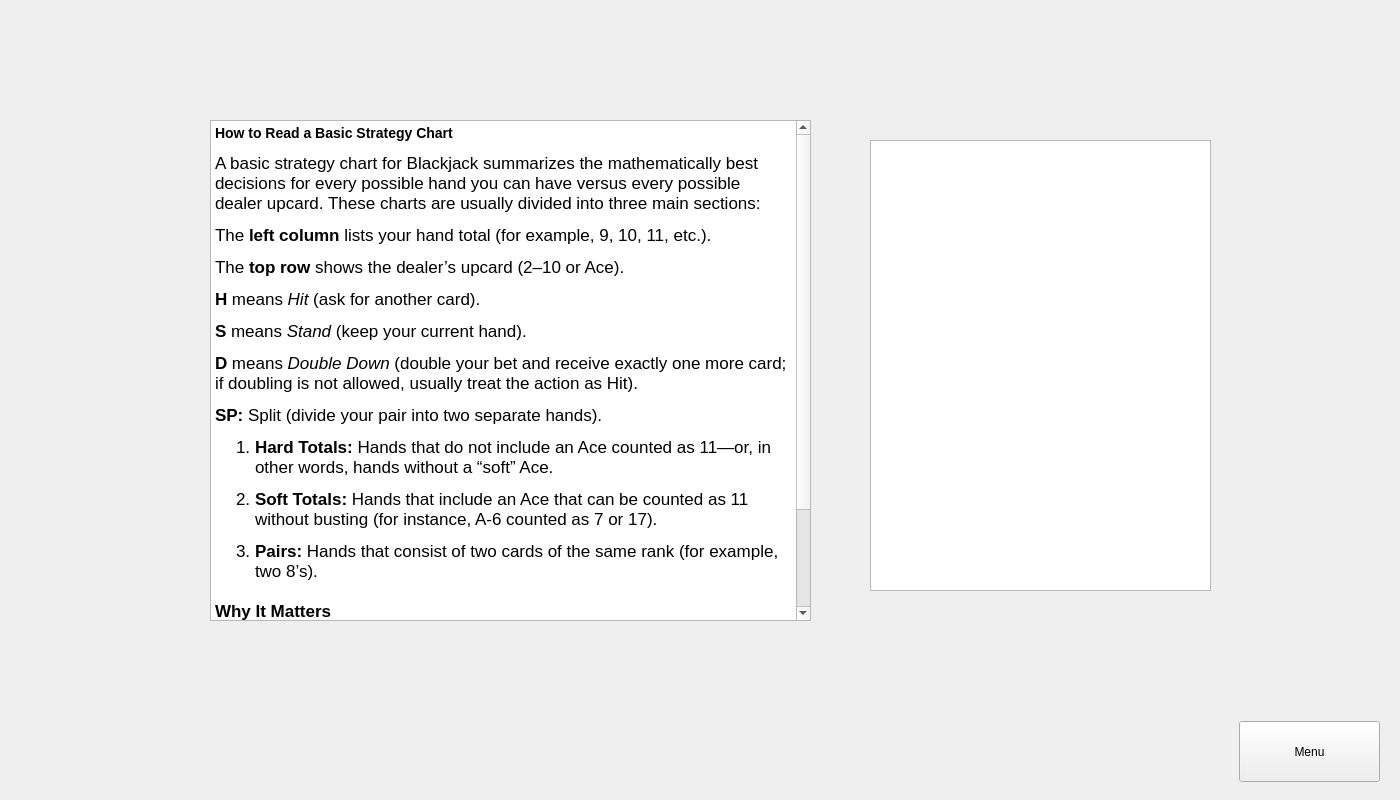
CalebStandfield/full-blackjack-game-engine-with-UI, file CardCounter/mainwindow.ui: the form before one commit.
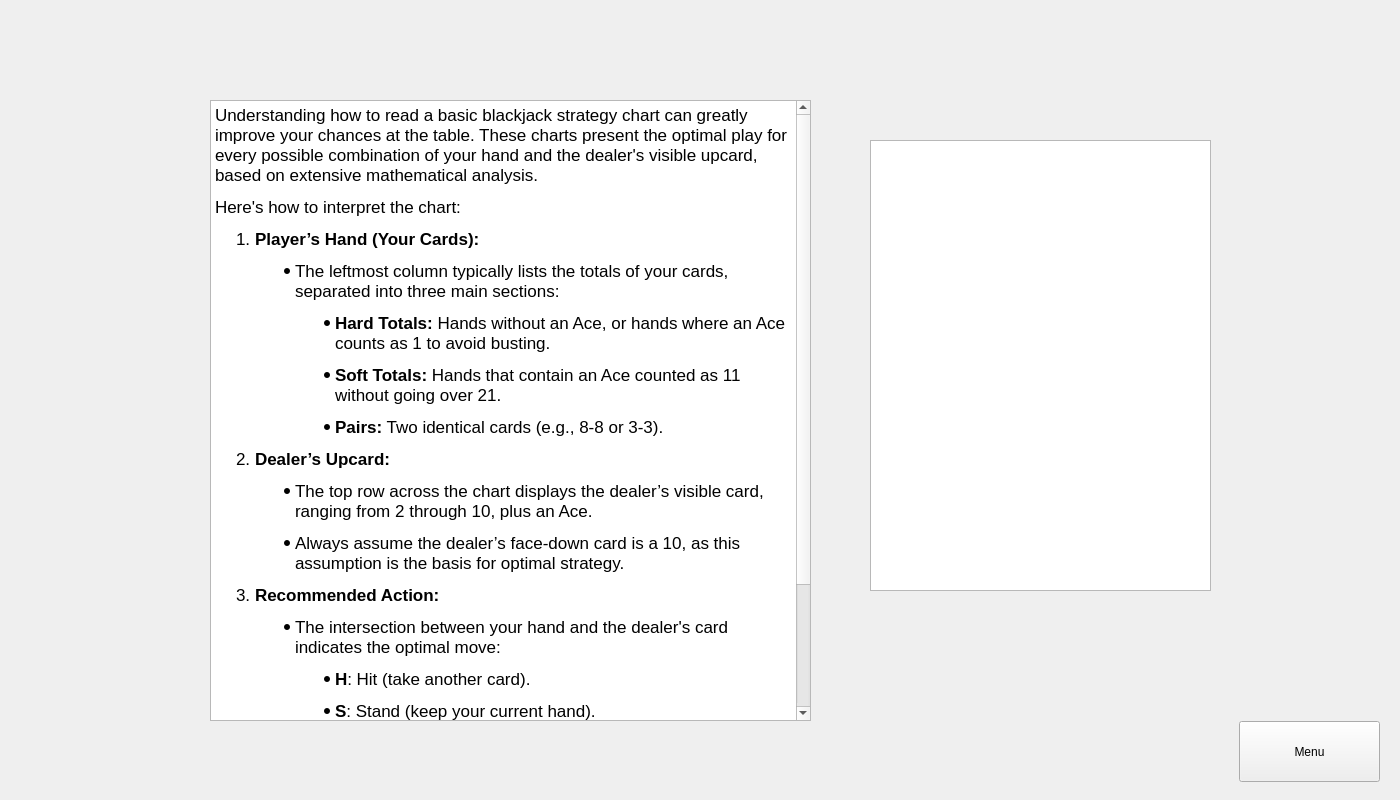
The form after the commit. The open tabs and pages were chosen to show the change.

Commit message: Updated the chart descriptions

```diff
--- a/CardCounter/mainwindow.ui
+++ b/CardCounter/mainwindow.ui
@@ -1078,9 +1078,9 @@
       <property name="geometry">
        <rect>
         <x>210</x>
-        <y>120</y>
+        <y>100</y>
         <width>601</width>
-        <height>501</height>
+        <height>621</height>
        </rect>
       </property>
       <property name="html">
@@ -1090,23 +1090,30 @@
 hr { height: 1px; border-width: 0; }
 li.unchecked::marker { content: &quot;\2610&quot;; }
 li.checked::marker { content: &quot;\2612&quot;; }
-&lt;/style&gt;&lt;/head&gt;&lt;body style=&quot; font-family:'Segoe UI'; font-size:9pt; font-weight:400; font-style:normal;&quot;&gt;
-&lt;h3 style=&quot; margin-top:14px; margin-bottom:12px; margin-left:0px; margin-right:0px; -qt-block-indent:0; text-indent:0px;&quot;&gt;&lt;span style=&quot; font-family:'.AppleSystemUIFont'; font-size:13pt; font-weight:700;&quot;&gt;How to Read a Basic Strategy Chart&lt;/span&gt;&lt;/h3&gt;
-&lt;p style=&quot; margin-top:12px; margin-bottom:12px; margin-left:0px; margin-right:0px; -qt-block-indent:0; text-indent:0px;&quot;&gt;&lt;span style=&quot; font-family:'.AppleSystemUIFont'; font-size:13pt;&quot;&gt;A basic strategy chart for Blackjack summarizes the mathematically best decisions for every possible hand you can have versus every possible dealer upcard. These charts are usually divided into three main sections:&lt;/span&gt;&lt;/p&gt;
-&lt;p style=&quot; margin-top:12px; margin-bottom:12px; margin-left:0px; margin-right:0px; -qt-block-indent:0; text-indent:0px;&quot;&gt;&lt;span style=&quot; font-family:'.AppleSystemUIFont'; font-size:13pt;&quot;&gt;The &lt;/span&gt;&lt;span style=&quot; font-family:'.AppleSystemUIFont'; font-size:13pt; font-weight:700;&quot;&gt;left column&lt;/span&gt;&lt;span style=&quot; font-family:'.AppleSystemUIFont'; font-size:13pt;&quot;&gt; lists your hand total (for example, 9, 10, 11, etc.).&lt;/span&gt;&lt;/p&gt;
-&lt;p style=&quot; margin-top:12px; margin-bottom:12px; margin-left:0px; margin-right:0px; -qt-block-indent:0; text-indent:0px;&quot;&gt;&lt;span style=&quot; font-family:'.AppleSystemUIFont'; font-size:13pt;&quot;&gt;The &lt;/span&gt;&lt;span style=&quot; font-family:'.AppleSystemUIFont'; font-size:13pt; font-weight:700;&quot;&gt;top row&lt;/span&gt;&lt;span style=&quot; font-family:'.AppleSystemUIFont'; font-size:13pt;&quot;&gt; shows the dealer’s upcard (2–10 or Ace).&lt;/span&gt;&lt;/p&gt;
-&lt;p style=&quot; margin-top:12px; margin-bottom:12px; margin-left:0px; margin-right:0px; -qt-block-indent:0; text-indent:0px;&quot;&gt;&lt;span style=&quot; font-family:'.AppleSystemUIFont'; font-size:13pt; font-weight:700;&quot;&gt;H&lt;/span&gt;&lt;span style=&quot; font-family:'.AppleSystemUIFont'; font-size:13pt;&quot;&gt; means &lt;/span&gt;&lt;span style=&quot; font-family:'.AppleSystemUIFont'; font-size:13pt; font-style:italic;&quot;&gt;Hit&lt;/span&gt;&lt;span style=&quot; font-family:'.AppleSystemUIFont'; font-size:13pt;&quot;&gt; (ask for another card).&lt;/span&gt;&lt;/p&gt;
-&lt;p style=&quot; margin-top:12px; margin-bottom:12px; margin-left:0px; margin-right:0px; -qt-block-indent:0; text-indent:0px;&quot;&gt;&lt;span style=&quot; font-family:'.AppleSystemUIFont'; font-size:13pt; font-weight:700;&quot;&gt;S&lt;/span&gt;&lt;span style=&quot; font-family:'.AppleSystemUIFont'; font-size:13pt;&quot;&gt; means &lt;/span&gt;&lt;span style=&quot; font-family:'.AppleSystemUIFont'; font-size:13pt; font-style:italic;&quot;&gt;Stand&lt;/span&gt;&lt;span style=&quot; font-family:'.AppleSystemUIFont'; font-size:13pt;&quot;&gt; (keep your current hand).&lt;/span&gt;&lt;/p&gt;
-&lt;p style=&quot; margin-top:12px; margin-bottom:12px; margin-left:0px; margin-right:0px; -qt-block-indent:0; text-indent:0px;&quot;&gt;&lt;span style=&quot; font-family:'.AppleSystemUIFont'; font-size:13pt; font-weight:700;&quot;&gt;D&lt;/span&gt;&lt;span style=&quot; font-family:'.AppleSystemUIFont'; font-size:13pt;&quot;&gt; means &lt;/span&gt;&lt;span style=&quot; font-family:'.AppleSystemUIFont'; font-size:13pt; font-style:italic;&quot;&gt;Double Down&lt;/span&gt;&lt;span style=&quot; font-family:'.AppleSystemUIFont'; font-size:13pt;&quot;&gt; (double your bet and receive exactly one more card; if doubling is not allowed, usually treat the action as Hit).&lt;/span&gt;&lt;/p&gt;
-&lt;p style=&quot; margin-top:12px; margin-bottom:12px; margin-left:0px; margin-right:0px; -qt-block-indent:0; text-indent:0px;&quot;&gt;&lt;span style=&quot; font-family:'.AppleSystemUIFont'; font-size:13pt; font-weight:700;&quot;&gt;SP:&lt;/span&gt;&lt;span style=&quot; font-family:'.AppleSystemUIFont'; font-size:13pt;&quot;&gt; Split (divide your pair into two separate hands).&lt;/span&gt;&lt;/p&gt;
+&lt;/style&gt;&lt;/head&gt;&lt;body style=&quot; font-family:'.AppleSystemUIFont'; font-size:13pt; font-weight:400; font-style:normal;&quot;&gt;
+&lt;p style=&quot; margin-top:12px; margin-bottom:12px; margin-left:0px; margin-right:0px; -qt-block-indent:0; text-indent:0px;&quot;&gt;Understanding how to read a basic blackjack strategy chart can greatly improve your chances at the table. These charts present the optimal play for every possible combination of your hand and the dealer's visible upcard, based on extensive mathematical analysis.&lt;/p&gt;
+&lt;p style=&quot; margin-top:12px; margin-bottom:12px; margin-left:0px; margin-right:0px; -qt-block-indent:0; text-indent:0px;&quot;&gt;Here's how to interpret the chart:&lt;/p&gt;
 &lt;ol style=&quot;margin-top: 0px; margin-bottom: 0px; margin-left: 0px; margin-right: 0px; -qt-list-indent: 1;&quot;&gt;
-&lt;li style=&quot; font-family:'.AppleSystemUIFont'; font-size:13pt;&quot; style=&quot; margin-top:12px; margin-bottom:12px; margin-left:0px; margin-right:0px; -qt-block-indent:0; text-indent:0px;&quot;&gt;&lt;span style=&quot; font-weight:700;&quot;&gt;Hard Totals: &lt;/span&gt;Hands that do not include an Ace counted as 11—or, in other words, hands without a “soft” Ace.&lt;/li&gt;
-&lt;li style=&quot; font-family:'.AppleSystemUIFont'; font-size:13pt;&quot; style=&quot; margin-top:12px; margin-bottom:12px; margin-left:0px; margin-right:0px; -qt-block-indent:0; text-indent:0px;&quot;&gt;&lt;span style=&quot; font-weight:700;&quot;&gt;Soft Totals: &lt;/span&gt;Hands that include an Ace that can be counted as 11 without busting (for instance, A-6 counted as 7 or 17).&lt;/li&gt;
-&lt;li style=&quot; font-family:'.AppleSystemUIFont'; font-size:13pt;&quot; style=&quot; margin-top:12px; margin-bottom:0px; margin-left:0px; margin-right:0px; -qt-block-indent:0; text-indent:0px;&quot;&gt;&lt;span style=&quot; font-weight:700;&quot;&gt;Pairs: &lt;/span&gt;Hands that consist of two cards of the same rank (for example, two 8’s).&lt;/li&gt;&lt;/ol&gt;
-&lt;p style=&quot;-qt-paragraph-type:empty; margin-top:0px; margin-bottom:0px; margin-left:0px; margin-right:0px; -qt-block-indent:0; text-indent:0px; font-family:'.AppleSystemUIFont'; font-size:13pt;&quot;&gt;&lt;br /&gt;&lt;/p&gt;
-&lt;p style=&quot; margin-top:0px; margin-bottom:0px; margin-left:0px; margin-right:0px; -qt-block-indent:0; text-indent:0px;&quot;&gt;&lt;span style=&quot; font-family:'.AppleSystemUIFont'; font-size:13pt; font-weight:700;&quot;&gt;Why It Matters&lt;/span&gt;&lt;/p&gt;
-&lt;p style=&quot; margin-top:12px; margin-bottom:12px; margin-left:0px; margin-right:0px; -qt-block-indent:0; text-indent:0px;&quot;&gt;&lt;span style=&quot; font-family:'.AppleSystemUIFont'; font-size:13pt;&quot;&gt;Using a basic strategy chart means you're making decisions based on extensive mathematical analysis. Mastering it equates to near-perfect Blackjack play, reducing the house edge to about 0.05. In practical terms, with a $100 wager per hour, you're likely to lose roughly $5 over time.&lt;/span&gt;&lt;/p&gt;
-&lt;p style=&quot;-qt-paragraph-type:empty; margin-top:12px; margin-bottom:0px; margin-left:0px; margin-right:0px; -qt-block-indent:0; text-indent:0px; font-family:'.AppleSystemUIFont'; font-size:13pt;&quot;&gt;&lt;br /&gt;&lt;/p&gt;&lt;/body&gt;&lt;/html&gt;</string>
+&lt;li style=&quot; margin-top:12px; margin-bottom:12px; margin-left:0px; margin-right:0px; -qt-block-indent:0; text-indent:0px;&quot;&gt;&lt;span style=&quot; font-weight:700;&quot;&gt;Player’s Hand (Your Cards):&lt;/span&gt;
+&lt;ul style=&quot;margin-top: 0px; margin-bottom: 0px; margin-left: 0px; margin-right: 0px; -qt-list-indent: 2;&quot;&gt;
+&lt;li style=&quot; margin-top:12px; margin-bottom:12px; margin-left:0px; margin-right:0px; -qt-block-indent:0; text-indent:0px;&quot;&gt;The leftmost column typically lists the totals of your cards, separated into three main sections:
+&lt;ul style=&quot;margin-top: 0px; margin-bottom: 0px; margin-left: 0px; margin-right: 0px; -qt-list-indent: 3;&quot;&gt;
+&lt;li style=&quot; margin-top:12px; margin-bottom:12px; margin-left:0px; margin-right:0px; -qt-block-indent:0; text-indent:0px;&quot;&gt;&lt;span style=&quot; font-weight:700;&quot;&gt;Hard Totals:&lt;/span&gt; Hands without an Ace, or hands where an Ace counts as 1 to avoid busting.&lt;/li&gt;
+&lt;li style=&quot; margin-top:12px; margin-bottom:12px; margin-left:0px; margin-right:0px; -qt-block-indent:0; text-indent:0px;&quot;&gt;&lt;span style=&quot; font-weight:700;&quot;&gt;Soft Totals:&lt;/span&gt; Hands that contain an Ace counted as 11 without going over 21.&lt;/li&gt;
+&lt;li style=&quot; margin-top:12px; margin-bottom:12px; margin-left:0px; margin-right:0px; -qt-block-indent:0; text-indent:0px;&quot;&gt;&lt;span style=&quot; font-weight:700;&quot;&gt;Pairs:&lt;/span&gt; Two identical cards (e.g., 8-8 or 3-3).&lt;/li&gt;&lt;/ul&gt;&lt;/li&gt;&lt;/ul&gt;&lt;/li&gt;
+&lt;li style=&quot; margin-top:12px; margin-bottom:12px; margin-left:0px; margin-right:0px; -qt-block-indent:0; text-indent:0px;&quot;&gt;&lt;span style=&quot; font-weight:700;&quot;&gt;Dealer’s Upcard:&lt;/span&gt;
+&lt;ul style=&quot;margin-top: 0px; margin-bottom: 0px; margin-left: 0px; margin-right: 0px; -qt-list-indent: 2;&quot;&gt;
+&lt;li style=&quot; margin-top:12px; margin-bottom:12px; margin-left:0px; margin-right:0px; -qt-block-indent:0; text-indent:0px;&quot;&gt;The top row across the chart displays the dealer’s visible card, ranging from 2 through 10, plus an Ace.&lt;/li&gt;
+&lt;li style=&quot; margin-top:12px; margin-bottom:12px; margin-left:0px; margin-right:0px; -qt-block-indent:0; text-indent:0px;&quot;&gt;Always assume the dealer’s face-down card is a 10, as this assumption is the basis for optimal strategy.&lt;/li&gt;&lt;/ul&gt;&lt;/li&gt;
+&lt;li style=&quot; margin-top:12px; margin-bottom:12px; margin-left:0px; margin-right:0px; -qt-block-indent:0; text-indent:0px;&quot;&gt;&lt;span style=&quot; font-weight:700;&quot;&gt;Recommended Action:&lt;/span&gt;
+&lt;ul style=&quot;margin-top: 0px; margin-bottom: 0px; margin-left: 0px; margin-right: 0px; -qt-list-indent: 2;&quot;&gt;
+&lt;li style=&quot; margin-top:12px; margin-bottom:12px; margin-left:0px; margin-right:0px; -qt-block-indent:0; text-indent:0px;&quot;&gt;The intersection between your hand and the dealer's card indicates the optimal move:
+&lt;ul style=&quot;margin-top: 0px; margin-bottom: 0px; margin-left: 0px; margin-right: 0px; -qt-list-indent: 3;&quot;&gt;
+&lt;li style=&quot; margin-top:12px; margin-bottom:12px; margin-left:0px; margin-right:0px; -qt-block-indent:0; text-indent:0px;&quot;&gt;&lt;span style=&quot; font-weight:700;&quot;&gt;H&lt;/span&gt;: Hit (take another card).&lt;/li&gt;
+&lt;li style=&quot; margin-top:12px; margin-bottom:12px; margin-left:0px; margin-right:0px; -qt-block-indent:0; text-indent:0px;&quot;&gt;&lt;span style=&quot; font-weight:700;&quot;&gt;S&lt;/span&gt;: Stand (keep your current hand).&lt;/li&gt;
+&lt;li style=&quot; margin-top:12px; margin-bottom:12px; margin-left:0px; margin-right:0px; -qt-block-indent:0; text-indent:0px;&quot;&gt;&lt;span style=&quot; font-weight:700;&quot;&gt;D&lt;/span&gt;: Double down (double your bet, take exactly one additional card).&lt;/li&gt;
+&lt;li style=&quot; margin-top:12px; margin-bottom:12px; margin-left:0px; margin-right:0px; -qt-block-indent:0; text-indent:0px;&quot;&gt;&lt;span style=&quot; font-weight:700;&quot;&gt;P&lt;/span&gt;: Split (separate your pair into two hands, placing a second bet equal to your first).&lt;/li&gt;&lt;/ul&gt;&lt;/li&gt;&lt;/ul&gt;&lt;/li&gt;&lt;/ol&gt;
+&lt;p style=&quot; margin-top:12px; margin-bottom:12px; margin-left:0px; margin-right:0px; -qt-block-indent:0; text-indent:0px;&quot;&gt;Always following this chart reduces the casino’s advantage significantly, helping you play close to perfect blackjack strategy.&lt;/p&gt;&lt;/body&gt;&lt;/html&gt;</string>
       </property>
      </widget>
     </widget>
```
Left out of the diff: 2 changed lines with no effect on the pictures.
